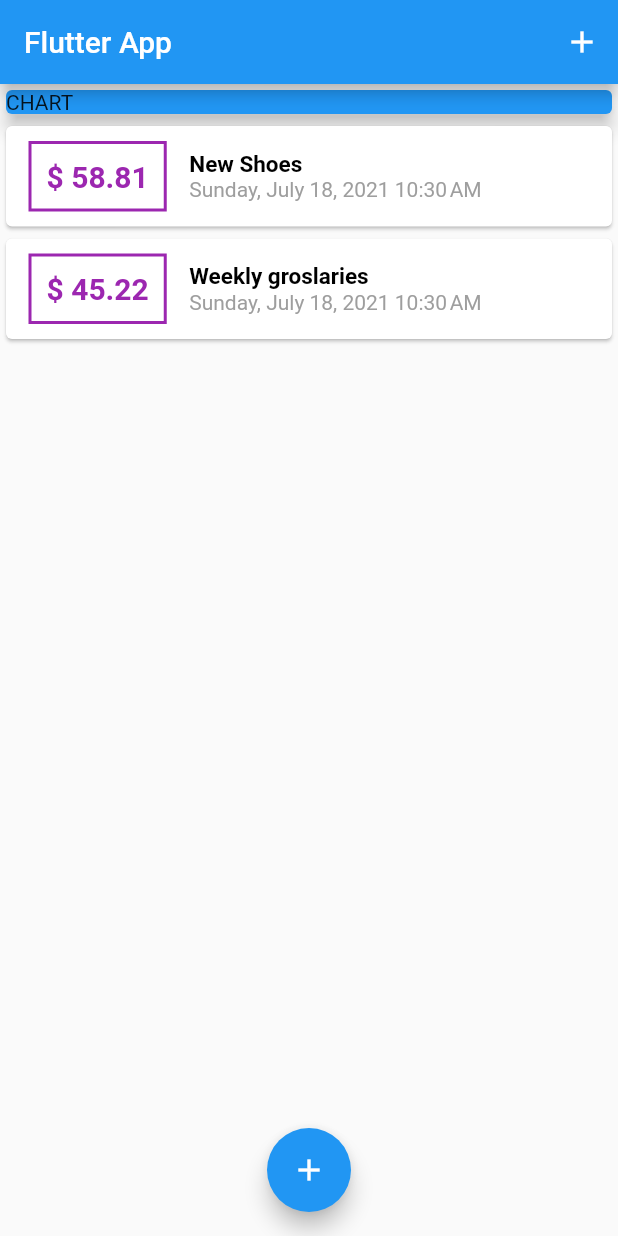
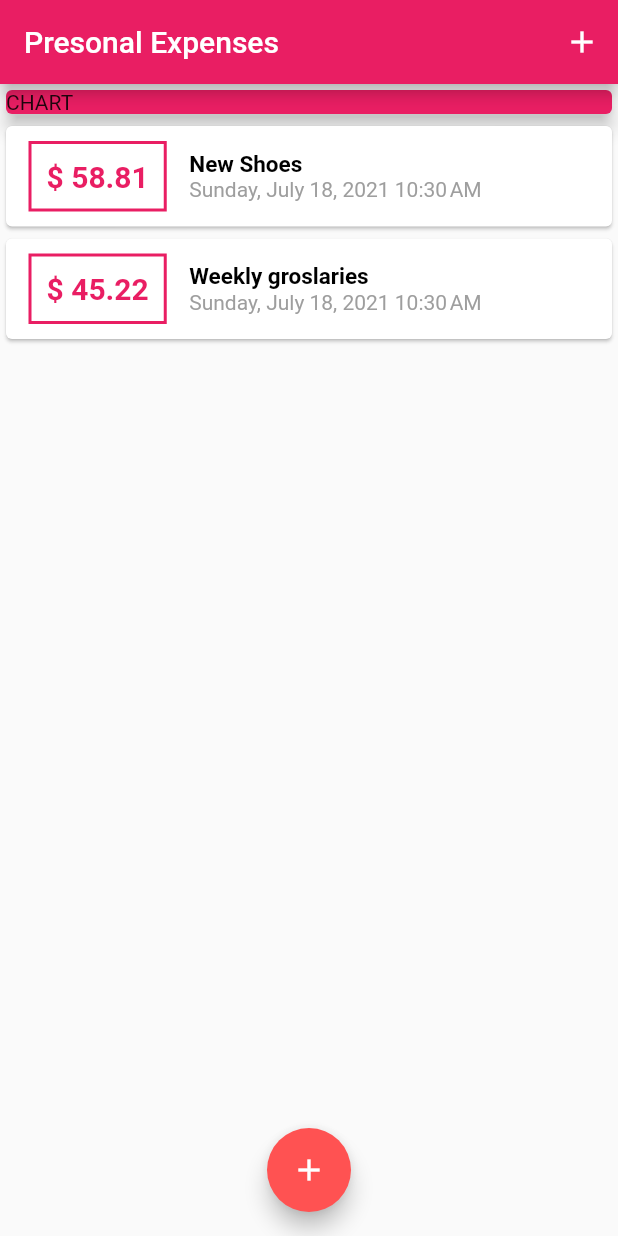
Before and after one commit to shubham0809200/expence, a Flutter app: the screen it shows after launch, on a phone screen of 412 x 824 dp. Run offline on Flutter 3.47's test engine with Material 2 defaults, Android fonts, the phone set to English and light mode, and no system bars.

Commit message:
added theme

```diff
--- a/lib/main.dart
+++ b/lib/main.dart
@@ -13,7 +13,11 @@ class MyApp extends StatelessWidget {
   @override
   Widget build(BuildContext context) {
     return MaterialApp(
-      title: 'Flutter Demo',
+      title: 'Presonal Expenses',
+      theme: ThemeData(
+        primarySwatch: Colors.pink,
+        accentColor: Colors.redAccent,
+      ),
       home: MyHomePage(),
     );
   }
@@ -66,7 +70,7 @@ class _MyHomePageState extends State<MyHomePage> {
   Widget build(BuildContext context) {
     return Scaffold(
       appBar: AppBar(
-        title: Text('Flutter App'),
+        title: Text('Presonal Expenses'),
         actions: <Widget>[
           IconButton(
             onPressed: () => _startAddNewTransaction(context),
@@ -82,7 +86,7 @@ class _MyHomePageState extends State<MyHomePage> {
             Container(
               width: double.infinity,
               child: Card(
-                color: Colors.blue,
+                color: Theme.of(context).primaryColor,
                 child: Text('CHART'),
                 elevation: 5,
               ),
--- a/lib/widgets/transaction_list.dart
+++ b/lib/widgets/transaction_list.dart
@@ -23,7 +23,7 @@ class TransactionList extends StatelessWidget {
                   ),
                   decoration: BoxDecoration(
                     border: Border.all(
-                      color: Colors.purple,
+                      color: Theme.of(context).primaryColor,
                       width: 2,
                     ),
                   ),
@@ -33,7 +33,7 @@ class TransactionList extends StatelessWidget {
                     style: TextStyle(
                       fontWeight: FontWeight.bold,
                       fontSize: 20,
-                      color: Colors.purple,
+                      color: Theme.of(context).primaryColor,
                     ),
                   ),
                 ),
```
